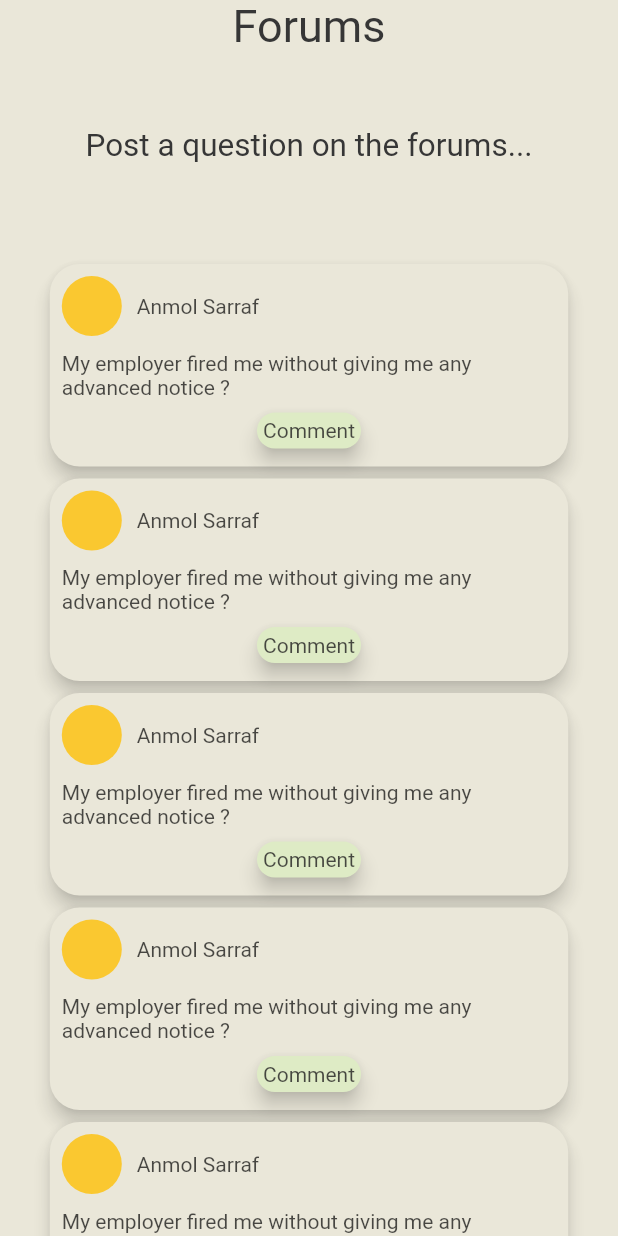
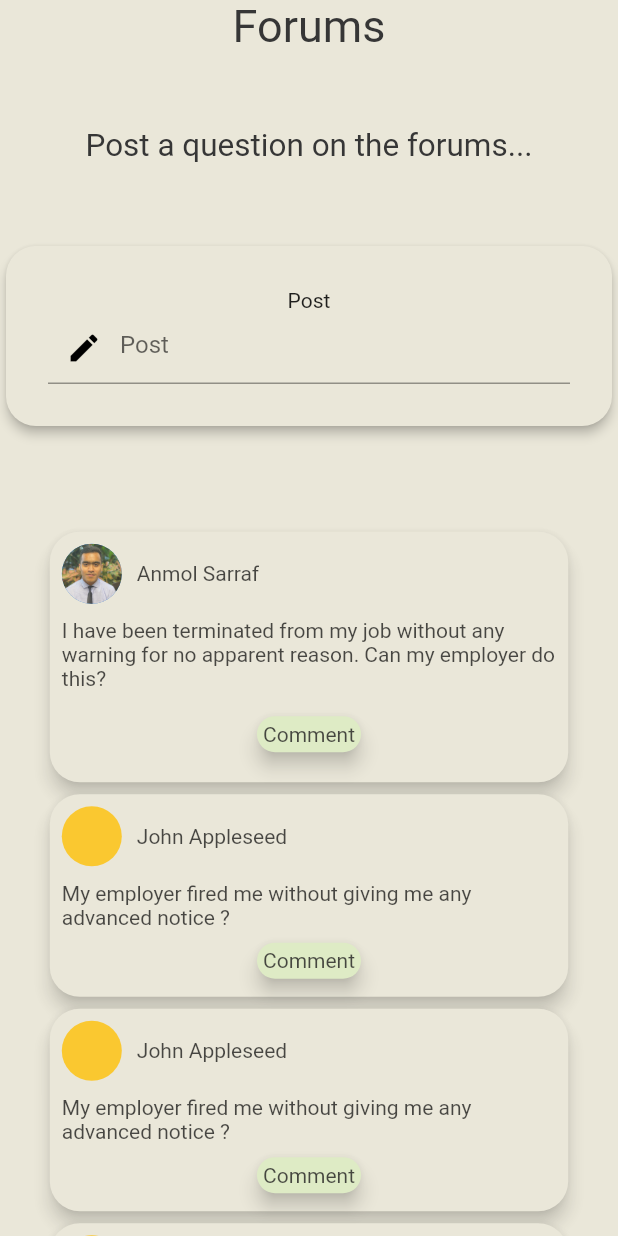
Before and after one commit to Asti7/GLH_2020, a Flutter app: the ForumsPage screen opened by its route, on a phone screen of 412 x 824 dp. Run offline on Flutter 3.47's test engine with Material 2 defaults, Android fonts, the light colour scheme and no system bars; our stand-ins replace font_awesome_flutter; missing offline and left inert: flappy_search_bar.

Commit message:
completed forums and comments

```diff
--- a/app/glh/lib/components/card_component.dart
+++ b/app/glh/lib/components/card_component.dart
@@ -2,11 +2,12 @@ import 'package:flutter/material.dart';
 import 'package:glh/screens/question_card_page.dart';
 
 class CardComponent extends StatelessWidget {
-  CardComponent({this.text, this.delayAmountTime,this.onPressed});
+  CardComponent({this.text, this.delayAmountTime,this.onPressed,this.color});
 
   final String text;
   final int delayAmountTime;
   final Function onPressed;
+  final Color color;
 
   var delayAmount = 500;
   @override
@@ -16,6 +17,7 @@ class CardComponent extends StatelessWidget {
       child: MaterialButton(
         onPressed: onPressed,
               child: Card(
+                color: color,
           elevation: 5,
           shape: RoundedRectangleBorder(
             borderRadius: BorderRadius.circular(10),
--- a/app/glh/lib/screens/consultancy_page.dart
+++ b/app/glh/lib/screens/consultancy_page.dart
@@ -46,7 +46,7 @@ class ConsultancyPage extends StatelessWidget {
                 ),
                 ShowUp(
                   child: Text(
-                    'Search Lawyers by their field of expertise...',
+                    'Search Lawyers...',
                     style: TextStyle(color: color8, fontSize: 21),
                   ),
                   delay: delayAmount * 2,
@@ -77,7 +77,7 @@ class ConsultancyPage extends StatelessWidget {
                                       ),
                                     ),
                                     SizedBox(height: 10),
-                                    Text('Harvey Specter'),
+                                    Text('John Appleseed'),
                                     SizedBox(height: 10),
                                   ],
                                 ),
@@ -101,7 +101,7 @@ class ConsultancyPage extends StatelessWidget {
                                       ),
                                     ),
                                     SizedBox(height: 10),
-                                    Text('Harvey Specter'),
+                                    Text('John Appleseed'),
                                     SizedBox(height: 10),
                                   ],
                                 ),
@@ -129,7 +129,7 @@ class ConsultancyPage extends StatelessWidget {
                                       ),
                                     ),
                                     SizedBox(height: 10),
-                                    Text('Harvey Specter'),
+                                    Text('John Appleseed'),
                                     SizedBox(height: 10),
                                   ],
                                 ),
@@ -153,7 +153,7 @@ class ConsultancyPage extends StatelessWidget {
                                       ),
                                     ),
                                     SizedBox(height: 10),
-                                    Text('Harvey Specter'),
+                                    Text('John Appleseed'),
                                     SizedBox(height: 10),
                                   ],
                                 ),
@@ -181,7 +181,7 @@ class ConsultancyPage extends StatelessWidget {
                                       ),
                                     ),
                                     SizedBox(height: 10),
-                                    Text('Harvey Specter'),
+                                    Text('John Appleseed'),
                                     SizedBox(height: 10),
                                   ],
                                 ),
@@ -205,7 +205,7 @@ class ConsultancyPage extends StatelessWidget {
                                       ),
                                     ),
                                     SizedBox(height: 10),
-                                    Text('Harvey Specter'),
+                                    Text('John Appleseed'),
                                     SizedBox(height: 10),
                                   ],
                                 ),
@@ -233,7 +233,7 @@ class ConsultancyPage extends StatelessWidget {
                                       ),
                                     ),
                                     SizedBox(height: 10),
-                                    Text('Harvey Specter'),
+                                    Text('John Appleseed'),
                                     SizedBox(height: 10),
                                   ],
                                 ),
@@ -257,7 +257,7 @@ class ConsultancyPage extends StatelessWidget {
                                       ),
                                     ),
                                     SizedBox(height: 10),
-                                    Text('Harvey Specter'),
+                                    Text('John Appleseed'),
                                     SizedBox(height: 10),
                                   ],
                                 ),
@@ -285,7 +285,7 @@ class ConsultancyPage extends StatelessWidget {
                                       ),
                                     ),
                                     SizedBox(height: 10),
-                                    Text('Harvey Specter'),
+                                    Text('John Appleseed'),
                                     SizedBox(height: 10),
                                   ],
                                 ),
@@ -309,7 +309,7 @@ class ConsultancyPage extends StatelessWidget {
                                       ),
                                     ),
                                     SizedBox(height: 10),
-                                    Text('Harvey Specter'),
+                                    Text('John Appleseed'),
                                     SizedBox(height: 10),
                                   ],
                                 ),
@@ -337,7 +337,7 @@ class ConsultancyPage extends StatelessWidget {
                                       ),
                                     ),
                                     SizedBox(height: 10),
-                                    Text('Harvey Specter'),
+                                    Text('John Appleseed'),
                                     SizedBox(height: 10),
                                   ],
                                 ),
@@ -361,7 +361,7 @@ class ConsultancyPage extends StatelessWidget {
                                       ),
                                     ),
                                     SizedBox(height: 10),
-                                    Text('Harvey Specter'),
+                                    Text('John Appleseed'),
                                     SizedBox(height: 10),
                                   ],
                                 ),
@@ -389,7 +389,7 @@ class ConsultancyPage extends StatelessWidget {
                                       ),
                                     ),
                                     SizedBox(height: 10),
-                                    Text('Harvey Specter'),
+                                    Text('John Appleseed'),
                                     SizedBox(height: 10),
                                   ],
                                 ),
@@ -413,7 +413,7 @@ class ConsultancyPage extends StatelessWidget {
                                       ),
                                     ),
                                     SizedBox(height: 10),
-                                    Text('Harvey Specter'),
+                                    Text('John Appleseed'),
                                     SizedBox(height: 10),
                                   ],
                                 ),
--- a/app/glh/lib/screens/forums_page.dart
+++ b/app/glh/lib/screens/forums_page.dart
@@ -1,6 +1,8 @@
 import 'package:flutter/material.dart';
 import 'package:glh/constants/constants.dart';
 import 'package:glh/screens/question_card_page.dart';
+
+import 'forum_comment.dart';
 
 class ForumsPage extends StatelessWidget {
   static const String id = 'forums_page';
@@ -8,20 +10,6 @@ class ForumsPage extends StatelessWidget {
   Widget build(BuildContext context) {
     var delayAmount = 500;
     return Scaffold(
-      floatingActionButton: ShowUp(
-        delay: delayAmount * 4,
-        child: Container(
-          height: 40.0,
-          width: 40.0,
-          child: FittedBox(
-            child: FloatingActionButton(
-              backgroundColor: color8,
-              onPressed: () {},
-              child: Icon(Icons.create),
-            ),
-          ),
-        ),
-      ),
       body: Container(
         height: MediaQuery.of(context).size.height,
         width: MediaQuery.of(context).size.width,
@@ -49,10 +37,87 @@ class ForumsPage extends StatelessWidget {
               SizedBox(
                 height: 50,
               ),
+              Card(
+                elevation: 3,
+                color: color7,
+                shape: RoundedRectangleBorder(
+                    borderRadius: BorderRadius.circular(20)),
+                child: Padding(
+                  padding: const EdgeInsets.all(28.0),
+                  child: Column(
+                    children: <Widget>[
+                      Text('Post'),
+                      TextField(
+                        cursorColor: Colors.black,
+                        decoration: InputDecoration(
+                          focusedBorder: UnderlineInputBorder(
+                              borderSide: BorderSide(color: Colors.grey)
+                              //  when the TextFormField in unfocused
+                              ),
+                          prefixIcon: Icon(
+                            Icons.edit,
+                            color: Colors.black,
+                          ),
+                          hintText: 'Post',
+                        ),
+                      ),
+                    ],
+                  ),
+                ),
+              ),
+              SizedBox(
+                height: 50,
+              ),
               ShowUp(
-                delay: delayAmount*3,
-                              child: Column(
+                delay: delayAmount * 3,
+                child: Column(
                   children: <Widget>[
+                    Card(
+                      elevation: 5,
+                      color: color7,
+                      shape: RoundedRectangleBorder(
+                          borderRadius: BorderRadius.circular(20)),
+                      child: Padding(
+                        padding: const EdgeInsets.all(8.0),
+                        child: Container(
+                          // height: 50,
+                          width: MediaQuery.of(context).size.width * 0.8,
+                          child: Column(
+                            children: <Widget>[
+                              Row(
+                                children: <Widget>[
+                                  CircleAvatar(
+                                    backgroundImage:
+                                        AssetImage('images/anmol.jpeg'),
+                                  ),
+                                  SizedBox(width: 10),
+                                  Text('Anmol Sarraf')
+                                ],
+                              ),
+                              SizedBox(height: 10),
+                              Text(
+                                  'I have been terminated from my job without any warning for no apparent reason. Can my employer do this?'),
+                              SizedBox(height: 5),
+                              MaterialButton(
+                                onPressed: () {
+                                  Navigator.pushNamed(context, ForumComment.id);
+                                },
+                                child: Card(
+                                  color: color9,
+                                  elevation: 5,
+                                  child: Padding(
+                                    padding: const EdgeInsets.all(4.0),
+                                    child: Text('Comment'),
+                                  ),
+                                  shape: RoundedRectangleBorder(
+                                      borderRadius: BorderRadius.circular(20)),
+                                ),
+                              ),
+                            ],
+                          ),
+                        ),
+                      ),
+                    ),
                     Card(
                       elevation: 5,
                       color: color7,
@@ -71,7 +136,7 @@ class ForumsPage extends StatelessWidget {
                                     backgroundColor: Colors.amber,
                                   ),
                                   SizedBox(width: 10),
-                                  Text('Anmol Sarraf')
+                                  Text('John Appleseed')
                                 ],
                               ),
                               SizedBox(height: 10),
@@ -111,7 +176,7 @@ class ForumsPage extends StatelessWidget {
                                     backgroundColor: Colors.amber,
                                   ),
                                   SizedBox(width: 10),
-                                  Text('Anmol Sarraf')
+                                  Text('John Appleseed')
                                 ],
                               ),
                               SizedBox(height: 10),
@@ -151,7 +216,7 @@ class ForumsPage extends StatelessWidget {
                                     backgroundColor: Colors.amber,
                                   ),
                                   SizedBox(width: 10),
-                                  Text('Anmol Sarraf')
+                                  Text('John Appleseed')
                                 ],
                               ),
                               SizedBox(height: 10),
@@ -191,7 +256,7 @@ class ForumsPage extends StatelessWidget {
                                     backgroundColor: Colors.amber,
                                   ),
                                   SizedBox(width: 10),
-                                  Text('Anmol Sarraf')
+                                  Text('John Appleseed')
                                 ],
                               ),
                               SizedBox(height: 10),
@@ -231,47 +296,7 @@ class ForumsPage extends StatelessWidget {
                                     backgroundColor: Colors.amber,
                                   ),
                                   SizedBox(width: 10),
-                                  Text('Anmol Sarraf')
-                                ],
-                              ),
-                              SizedBox(height: 10),
-                              Text(
-                                  'My employer fired me without giving me any advanced notice ?'),
-                              SizedBox(height: 5),
-                              Card(
-                                color: color9,
-                                elevation: 5,
-                                child: Padding(
-                                  padding: const EdgeInsets.all(4.0),
-                                  child: Text('Comment'),
-                                ),
-                                shape: RoundedRectangleBorder(
-                                    borderRadius: BorderRadius.circular(20)),
-                              ),
-                            ],
-                          ),
-                        ),
-                      ),
-                    ),
-                    Card(
-                      elevation: 5,
-                      color: color7,
-                      shape: RoundedRectangleBorder(
-                          borderRadius: BorderRadius.circular(20)),
-                      child: Padding(
-                        padding: const EdgeInsets.all(8.0),
-                        child: Container(
-                          // height: 50,
-                          width: MediaQuery.of(context).size.width * 0.8,
-                          child: Column(
-                            children: <Widget>[
-                              Row(
-                                children: <Widget>[
-                                  CircleAvatar(
-                                    backgroundColor: Colors.amber,
-                                  ),
-                                  SizedBox(width: 10),
-                                  Text('Anmol Sarraf')
+                                  Text('John Appleseed')
                                 ],
                               ),
                               SizedBox(height: 10),
--- a/app/glh/lib/screens/home_screen.dart
+++ b/app/glh/lib/screens/home_screen.dart
@@ -55,7 +55,6 @@ class _HomeScreenState extends State<HomeScreen> {
                         page = pages[0];
                       });
                     },
-                    splashColor: null,
                   ),
                   IconButton(
                     icon: Icon(Icons.forum),
@@ -66,7 +65,6 @@ class _HomeScreenState extends State<HomeScreen> {
                     },
                   ),
                   IconButton(
-
                     icon: Icon(Icons.message),
                     onPressed: () {
                       setState(() {
--- a/app/glh/lib/screens/situation_model0.dart
+++ b/app/glh/lib/screens/situation_model0.dart
@@ -22,6 +22,7 @@ class SituationModel0 extends StatelessWidget {
               children: <Widget>[
                 CardComponent(
                   onPressed: null,
+                  color: color7,
                   delayAmountTime: 2,
                   text:
                       'Have you been financially afftected by COVID-19 and are seeking advice on your rights and obligations as a reidential tenant.',
@@ -31,6 +32,7 @@ class SituationModel0 extends StatelessWidget {
                   crossAxisAlignment: CrossAxisAlignment.start,
                   children: <Widget>[
                     CardComponent(
+                      color: color9,
                       onPressed: () {
                         Navigator.pushNamed(context, SituationModel3.id);
                       },
@@ -39,6 +41,7 @@ class SituationModel0 extends StatelessWidget {
                     ),
                     SizedBox(height: 20),
                     CardComponent(
+                      color: color9,
                       onPressed: () {
                         Navigator.pushNamed(context, SituationModel1.id);
                       },
--- a/app/glh/lib/screens/situation_model1.dart
+++ b/app/glh/lib/screens/situation_model1.dart
@@ -40,6 +40,7 @@ class SituationModel1 extends StatelessWidget {
                 ),
                 SizedBox(height: 40),
                 CardComponent(
+                  color: color7,
                   onPressed: null,
                   delayAmountTime: 3,
                   text:
@@ -50,6 +51,7 @@ class SituationModel1 extends StatelessWidget {
                   crossAxisAlignment: CrossAxisAlignment.start,
                   children: <Widget>[
                     CardComponent(
+                      color: color9,
                       onPressed: (){
                         Navigator.pushNamed(context, SituationModel5.id);
                       },
@@ -58,6 +60,7 @@ class SituationModel1 extends StatelessWidget {
                     ),
                     SizedBox(height: 20),
                     CardComponent(
+                      color: color9,
                       onPressed:(){
                         Navigator.pushNamed(context, SituationModel2.id);
                       },
--- a/app/glh/lib/screens/situation_model2.dart
+++ b/app/glh/lib/screens/situation_model2.dart
@@ -38,10 +38,11 @@ class SituationModel2 extends StatelessWidget {
                 ),
                 SizedBox(height: 40),
                 CardComponent(
+                  color: color9,
                   onPressed: null,
                   delayAmountTime: 3,
                   text:
-                      'Templates////',
+                      'How to negotiate rent reduction.',
                 ),
                 SizedBox(height: 40),
                 ShowUp(
--- a/app/glh/lib/screens/situation_model3.dart
+++ b/app/glh/lib/screens/situation_model3.dart
@@ -22,6 +22,7 @@ class SituationModel3 extends StatelessWidget {
               // crossAxisAlignment: CrossAxisAlignment.start,
               children: <Widget>[
                 CardComponent(
+                  color: color9,
                   onPressed: (){
                     Navigator.pushNamed(context, SituationModel4.id);
                   },
@@ -31,6 +32,7 @@ class SituationModel3 extends StatelessWidget {
                 ),
                 SizedBox(height: 40),
                 CardComponent(
+                  color: color7,
                   onPressed: null,
                   delayAmountTime: 3,
                   text:
@@ -38,6 +40,7 @@ class SituationModel3 extends StatelessWidget {
                 ),
                 SizedBox(height: 40),
                 CardComponent(
+                  color: color7,
                   onPressed: null,
                   delayAmountTime: 4,
                   text:
--- a/app/glh/lib/screens/situation_model4.dart
+++ b/app/glh/lib/screens/situation_model4.dart
@@ -36,6 +36,7 @@ class SituationModel4 extends StatelessWidget {
                   ),
                 ),
                 CardComponent(
+                  color: color9,
                   onPressed: (){
                     Navigator.pushNamed(context, SituationModel7.id);
                   },
--- a/app/glh/lib/screens/situation_model5.dart
+++ b/app/glh/lib/screens/situation_model5.dart
@@ -22,6 +22,7 @@ class SituationModel5 extends StatelessWidget {
               // crossAxisAlignment: CrossAxisAlignment.start,
               children: <Widget>[
                 CardComponent(
+                  color: color9,
                   onPressed: (){
                     Navigator.pushNamed(context, SituationModel6.id);
                   },
@@ -30,6 +31,7 @@ class SituationModel5 extends StatelessWidget {
                 ),
                 SizedBox(height: 40),
                 CardComponent(
+                  color: color9,
                   onPressed: null,
                   delayAmountTime: 3,
                   text: 'NO',
--- a/app/glh/lib/screens/welcom_message_screen.dart
+++ b/app/glh/lib/screens/welcom_message_screen.dart
@@ -120,7 +120,7 @@ class WelcomeMessageScreen extends StatelessWidget {
                       children: <TextSpan>[
                         TextSpan(text: "or directly connect with a "),
                         TextSpan(
-                            text: "Legal professionals",
+                            text: "Legal professional",
                             style: TextStyle(color: Color(0xff639a67)))
                       ]),
                 ),
```
Also changed, not shown: app/glh/lib/main.dart (+11 -13 lines), app/glh/lib/screens/forum_comment.dart (added, +87 -0 lines), app/glh/lib/screens/question_card_page.dart (+30 -30 lines), app/glh/lib/screens/situation_model7.dart (+7 -0 lines), app/glh/images/HarveySpecter.jpeg (added), app/glh/images/KarenLew.jpeg (added), app/glh/images/anmol.jpeg (added).
